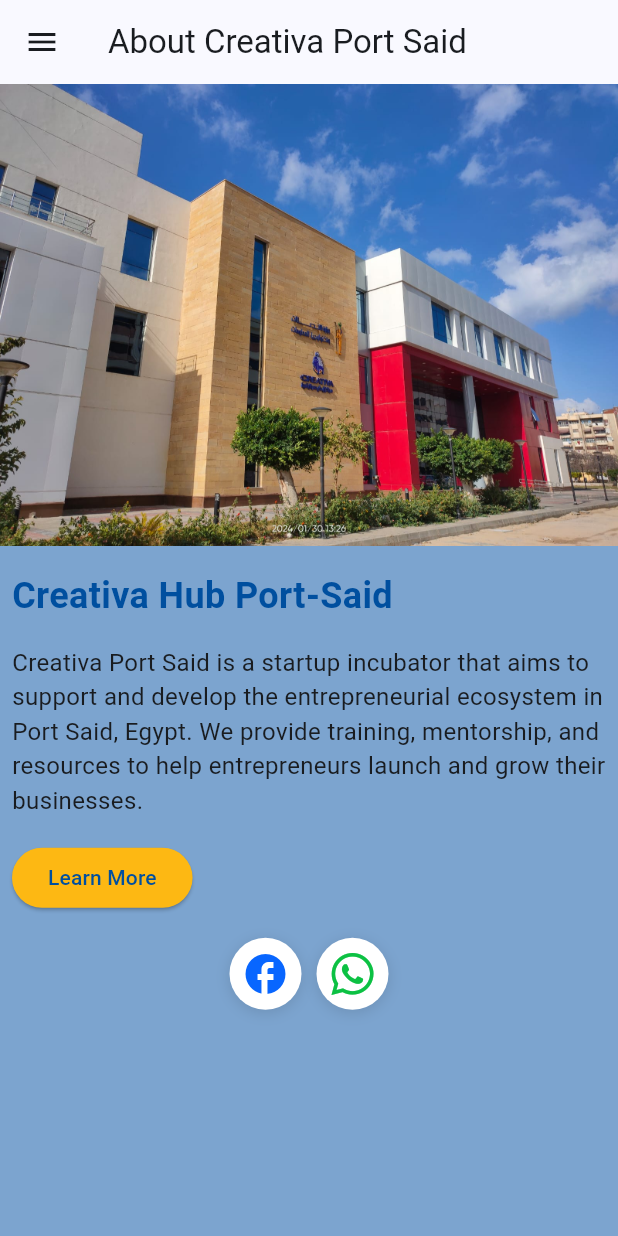
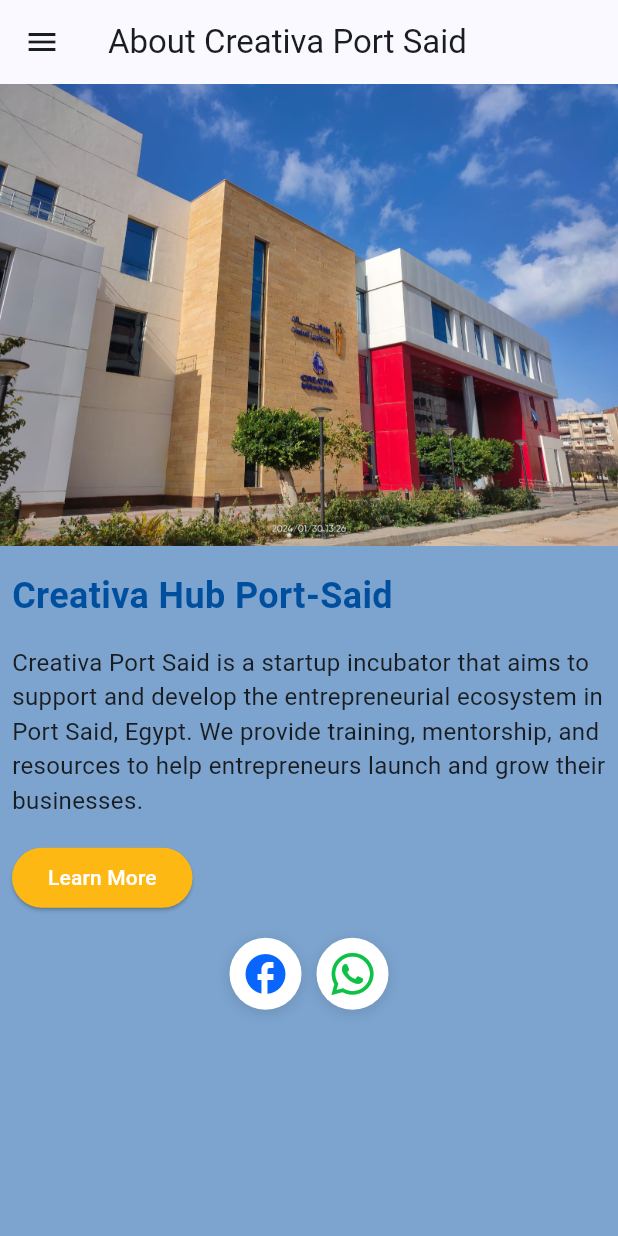
Before and after one commit to OmarSanad3/creativa-port-said-flutter-app, a Flutter app: the HomeScreen screen opened directly, on a phone screen of 412 x 824 dp. Run offline on Flutter 3.47's test engine with Material 3 defaults, Android fonts, the light colour scheme and no system bars; our stand-ins replace font_awesome_flutter.

Commit message:
Changed the color of the button

```diff
--- a/lib/widgets/screens/about_creativa_screen.dart
+++ b/lib/widgets/screens/about_creativa_screen.dart
@@ -59,7 +59,7 @@
               padding: const EdgeInsets.all(8),
               child: ElevatedButton(
                 style: ButtonStyle(
-                  foregroundColor: MaterialStateProperty.all(kBlueColor),
+                  foregroundColor: MaterialStateProperty.all(Colors.white),
                   backgroundColor: MaterialStateProperty.all(kYellowColor),
                 ),
                 onPressed: () {
```
